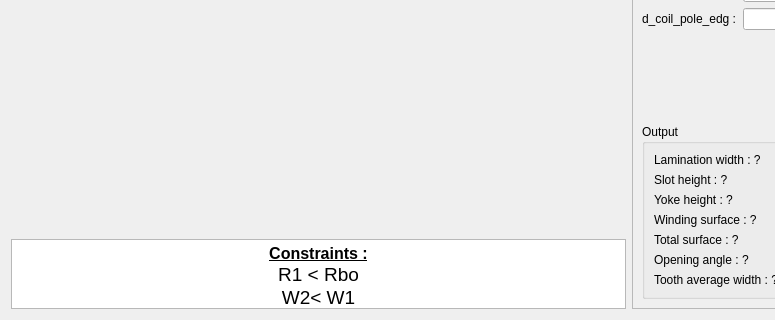
Qt form pyleecan/GUI/Dialog/DMachineSetup/SWPole/PWSlot60/PWSlot60.ui (Eomys/pyleecan) before a commit; both pictures show x 0 to 775 and y 209 to 529 of the 913 by 529 pixel window.
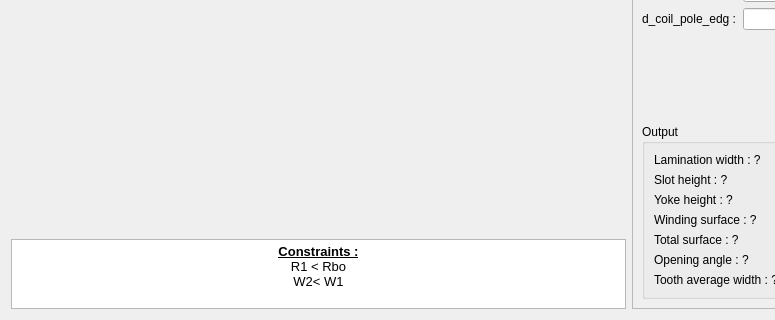
The same form after that commit. Icons and pictures are not drawn. Custom widgets are drawn as their Qt base class.

Commit message: [NF] update QTextEdit font when generating GUI + better display math symbols

Patch:
```diff
--- a/pyleecan/GUI/Dialog/DMachineSetup/SWPole/PWSlot60/PWSlot60.ui
+++ b/pyleecan/GUI/Dialog/DMachineSetup/SWPole/PWSlot60/PWSlot60.ui
@@ -75,9 +75,9 @@
 &lt;html&gt;&lt;head&gt;&lt;meta name=&quot;qrichtext&quot; content=&quot;1&quot; /&gt;&lt;style type=&quot;text/css&quot;&gt;
 p, li { white-space: pre-wrap; }
 &lt;/style&gt;&lt;/head&gt;&lt;body style=&quot; font-family:'MS Shell Dlg 2'; font-size:7.8pt; font-weight:400; font-style:normal;&quot;&gt;
-&lt;p align=&quot;center&quot; style=&quot; margin-top:0px; margin-bottom:0px; margin-left:0px; margin-right:0px; -qt-block-indent:0; text-indent:0px;&quot;&gt;&lt;span style=&quot; font-size:12pt; font-weight:600; text-decoration: underline;&quot;&gt;Constraints :&lt;/span&gt;&lt;/p&gt;
-&lt;p align=&quot;center&quot; style=&quot; margin-top:0px; margin-bottom:0px; margin-left:0px; margin-right:0px; -qt-block-indent:0; text-indent:0px;&quot;&gt;&lt;span style=&quot; font-size:14pt;&quot;&gt;R1 &amp;lt; Rbo&lt;/span&gt;&lt;/p&gt;
-&lt;p align=&quot;center&quot; style=&quot; margin-top:0px; margin-bottom:0px; margin-left:0px; margin-right:0px; -qt-block-indent:0; text-indent:0px;&quot;&gt;&lt;span style=&quot; font-size:14pt;&quot;&gt;W2&amp;lt; W1&lt;/span&gt;&lt;/p&gt;&lt;/body&gt;&lt;/html&gt;</string>
+&lt;p align=&quot;center&quot; style=&quot; margin-top:0px; margin-bottom:0px; margin-left:0px; margin-right:0px; -qt-block-indent:0; text-indent:0px;&quot;&gt;&lt;span style=&quot; font-size:10pt; font-weight:600; text-decoration: underline;&quot;&gt;Constraints :&lt;/span&gt;&lt;/p&gt;
+&lt;p align=&quot;center&quot; style=&quot; margin-top:0px; margin-bottom:0px; margin-left:0px; margin-right:0px; -qt-block-indent:0; text-indent:0px;&quot;&gt;&lt;span style=&quot; font-size:10pt;&quot;&gt;R1 &amp;lt; Rbo&lt;/span&gt;&lt;/p&gt;
+&lt;p align=&quot;center&quot; style=&quot; margin-top:0px; margin-bottom:0px; margin-left:0px; margin-right:0px; -qt-block-indent:0; text-indent:0px;&quot;&gt;&lt;span style=&quot; font-size:10pt;&quot;&gt;W2&amp;lt; W1&lt;/span&gt;&lt;/p&gt;&lt;/body&gt;&lt;/html&gt;</string>
        </property>
        <property name="textInteractionFlags">
         <set>Qt::TextSelectableByKeyboard|Qt::TextSelectableByMouse</set>
```
The commit also changes 66 other files.
